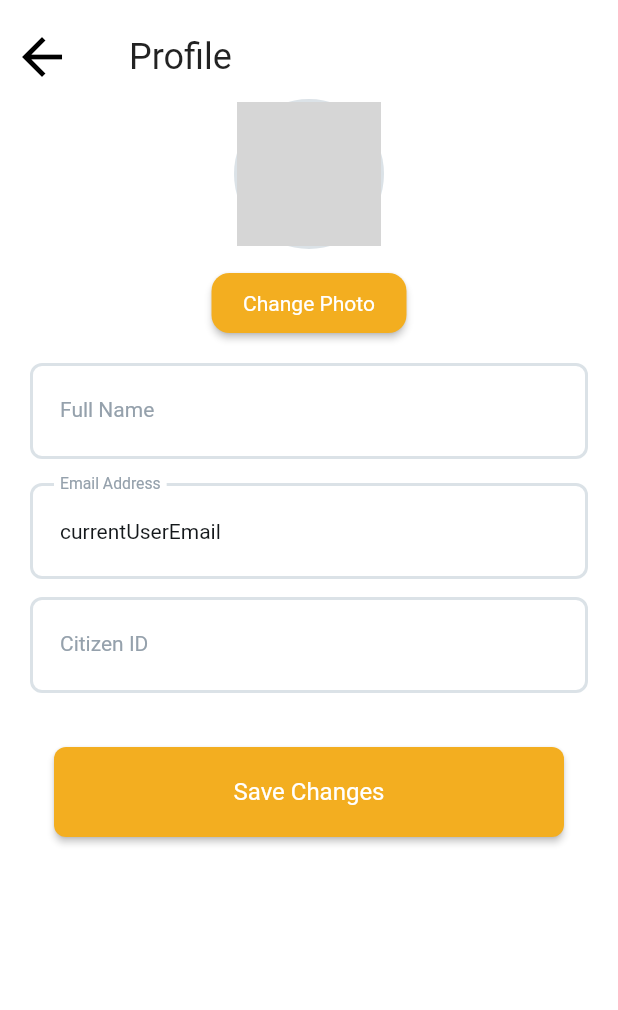
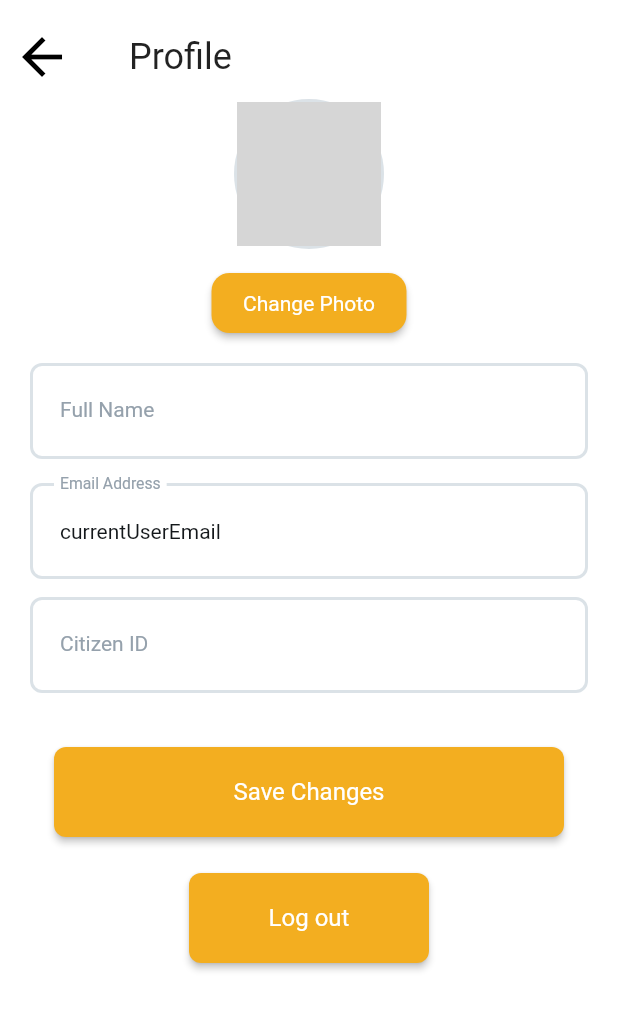
Before and after one commit to flukec/find-prisoner-job, a Flutter app: the ProfileWidget screen opened directly, on a phone screen of 412 x 824 dp. Shown: the top 1010 px of the screen. Run offline on Flutter 3.47's test engine with Material 2 defaults, Android fonts, the phone set to English and light mode, and no system bars; our stand-ins replace google_fonts; Roboto replaces fonts that are missing (Poppins); grey boxes are pictures that could not be loaded.

Commit message:
add logoutbutton

```diff
--- a/lib/profile.dart
+++ b/lib/profile.dart
@@ -1,4 +1,5 @@
 import 'landingpage.dart';
+import 'login.dart';
 import 'package:flutter/material.dart';
 import 'package:google_fonts/google_fonts.dart';
 
@@ -277,7 +278,40 @@ class _ProfileWidgetState extends State<ProfileWidget> {
                   ),
                 ),
               ),
-            )
+            ),
+            Align(
+              alignment: AlignmentDirectional(0, 0.05),
+              child: Padding(
+                padding: EdgeInsetsDirectional.fromSTEB(0, 24, 0, 0),
+                child: ElevatedButton(
+                  onPressed: () async {
+                    await Navigator.push(
+                      context,
+                      MaterialPageRoute(
+                        builder: (context) => LoginWidget(),
+                      ),
+                      );
+                  },
+                  child: Text(
+                    'Log out',
+                    style: TextStyle(
+                      fontSize: 16,
+                      fontFamily: 'Poppins',
+                      fontWeight: FontWeight.normal,
+                    ),
+                  ),
+                  style: ElevatedButton.styleFrom(
+                    elevation: 2,
+                    minimumSize: Size(160, 60),
+                    primary: Color(0xFFF3AE20),
+                    onPrimary: Colors.white,
+                    shape: RoundedRectangleBorder(
+                      borderRadius: BorderRadius.circular(8),
+                    ),
+                  ),
+                ),
+              ),
+            ),
           ],
         ),
       ),
```
